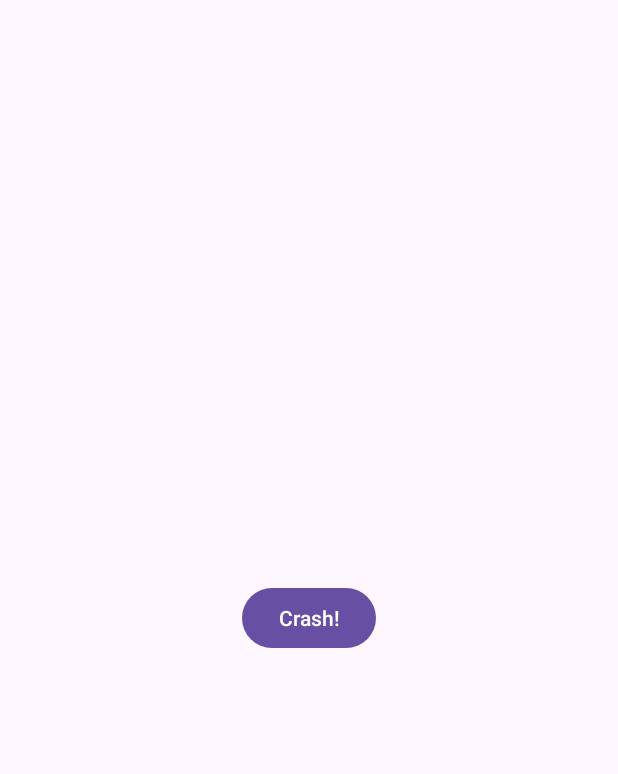
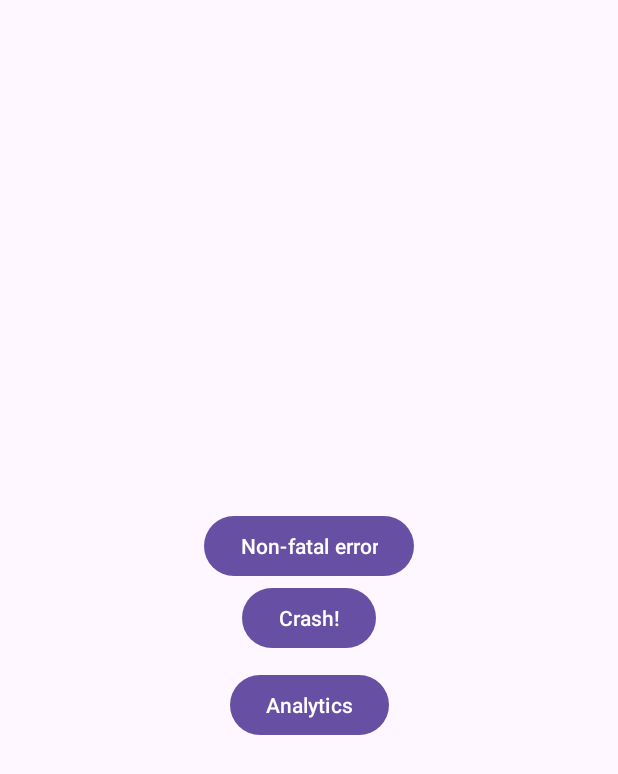
Before and after one commit to tunameatball/android-study, an Android app: the layout activity_main.xml on its own in the app's theme, with its tools: preview values and no code run, on a phone screen of 412 x 824 dp. Shown: the top 774 px of the screen. Run offline under Robolectric (Android 15) with nearby library versions, the phone set to English and light mode, and no system bars.

Commit message:
Try Firebase Analytics, Crashlytics

```diff
--- a/android-firebase/app/src/main/res/layout/activity_main.xml
+++ b/android-firebase/app/src/main/res/layout/activity_main.xml
@@ -16,4 +16,23 @@
         app:layout_constraintStart_toStartOf="parent"
         app:layout_constraintEnd_toEndOf="parent" />
 
+    <Button
+        android:id="@+id/btn_non_fatal_error"
+        android:layout_width="wrap_content"
+        android:layout_height="wrap_content"
+        android:text="Non-fatal error"
+        app:layout_constraintBottom_toTopOf="@id/btn_crash"
+        app:layout_constraintStart_toStartOf="@id/btn_crash"
+        app:layout_constraintEnd_toEndOf="@id/btn_crash" />
+
+    <Button
+        android:id="@+id/btn_analytics"
+        android:layout_width="wrap_content"
+        android:layout_height="wrap_content"
+        android:layout_marginTop="10dp"
+        android:text="Analytics"
+        app:layout_constraintTop_toBottomOf="@id/btn_crash"
+        app:layout_constraintStart_toStartOf="@id/btn_crash"
+        app:layout_constraintEnd_toEndOf="@id/btn_crash" />
+
 </androidx.constraintlayout.widget.ConstraintLayout>
```
Also changed, not shown: android-firebase/app/src/main/java/com/kkh/android_firebase/MainActivity.kt (+33 -1 lines).
